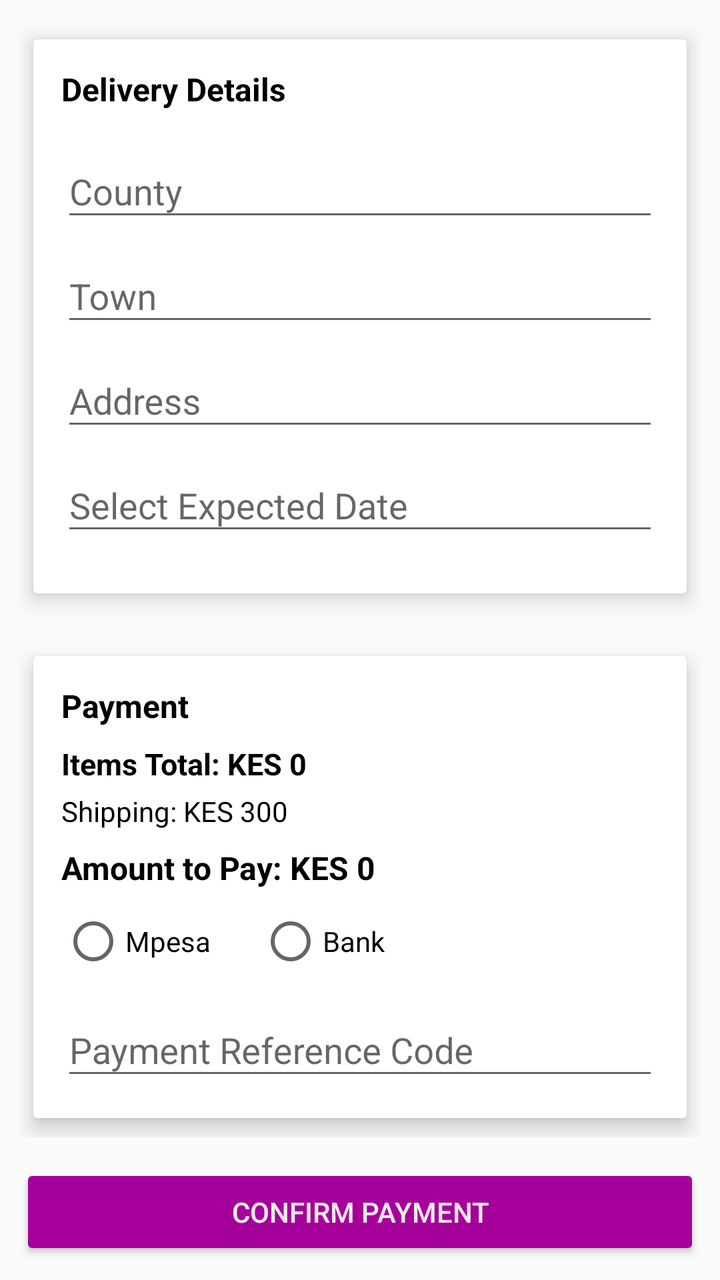
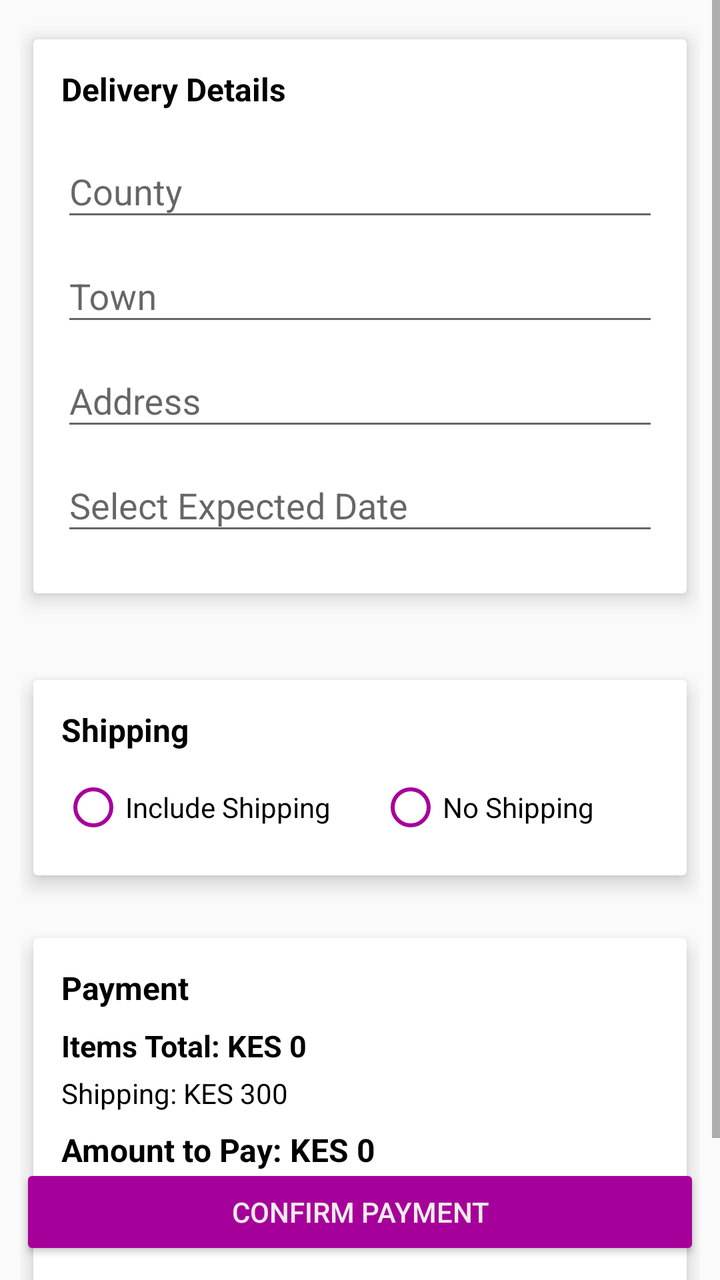

Compare the two renders of this Android layout. The source of the first and the diff that turns it into the second are given below.
<!-- AndroidManifest.xml: application theme AppTheme -->
<!-- res/layout/activity_make_payment.xml -->
<?xml version="1.0" encoding="utf-8"?>
<androidx.constraintlayout.widget.ConstraintLayout xmlns:android="http://schemas.android.com/apk/res/android"
    xmlns:app="http://schemas.android.com/apk/res-auto"
    android:layout_width="match_parent"
    android:layout_height="match_parent">

    <RelativeLayout
        android:id="@+id/layout_card"
        android:layout_width="match_parent"
        android:layout_height="match_parent">

        <ProgressBar
            android:id="@+id/progressCheckout"
            android:layout_width="match_parent"
            android:layout_height="wrap_content"
            android:visibility="gone" />

        <ScrollView
            android:layout_width="match_parent"
            android:layout_height="wrap_content">

            <LinearLayout
                android:id="@+id/layout_checkout"
                android:layout_width="match_parent"
                android:layout_height="wrap_content"
                android:orientation="vertical"
                android:padding="10dp"
                android:layout_marginBottom="84dp">

                
                <androidx.cardview.widget.CardView
                    android:layout_width="match_parent"
                    android:layout_height="wrap_content"
                    android:layout_marginBottom="12dp"
                    app:cardElevation="6dp"
                    app:cardUseCompatPadding="true">

                    <LinearLayout
                        android:layout_width="match_parent"
                        android:layout_height="wrap_content"
                        android:orientation="vertical"
                        android:padding="14dp">

                        <TextView
                            android:layout_width="match_parent"
                            android:layout_height="wrap_content"
                            android:text="Delivery Details"
                            android:textStyle="bold"
                            android:textColor="@color/colorBlack"
                            android:textSize="16sp"
                            android:paddingBottom="8dp" />

                        <com.google.android.material.textfield.TextInputLayout
                            android:layout_width="match_parent"
                            android:layout_height="wrap_content"
                            android:hint="County">

                            <com.google.android.material.textfield.TextInputEditText
                                android:id="@+id/edt_county"
                                android:layout_width="match_parent"
                                android:layout_height="wrap_content"
                                android:focusable="false"
                                android:clickable="true" />
                        </com.google.android.material.textfield.TextInputLayout>

                        <com.google.android.material.textfield.TextInputLayout
                            android:layout_width="match_parent"
                            android:layout_height="wrap_content"
                            android:hint="Town">

                            <com.google.android.material.textfield.TextInputEditText
                                android:id="@+id/edt_town"
                                android:layout_width="match_parent"
                                android:layout_height="wrap_content"
                                android:focusable="false"
                                android:clickable="true" />

                            <ProgressBar
                                android:id="@+id/progressBarTown"
                                android:layout_width="match_parent"
                                android:layout_height="wrap_content"
                                android:visibility="gone" />
                        </com.google.android.material.textfield.TextInputLayout>

                        <com.google.android.material.textfield.TextInputLayout
                            android:layout_width="match_parent"
                            android:layout_height="wrap_content"
                            android:hint="Address">

                            <com.google.android.material.textfield.TextInputEditText
                                android:id="@+id/edt_Address"
                                android:layout_width="match_parent"
                                android:layout_height="wrap_content" />
                        </com.google.android.material.textfield.TextInputLayout>

                        <com.google.android.material.textfield.TextInputLayout
                            android:layout_width="match_parent"
                            android:layout_height="wrap_content"
                            android:hint="Select Expected Date"
                            android:paddingBottom="10dp">

                            <com.google.android.material.textfield.TextInputEditText
                                android:id="@+id/edt_expected_date"
                                android:layout_width="match_parent"
                                android:layout_height="wrap_content"
                                android:inputType="text" />
                        </com.google.android.material.textfield.TextInputLayout>

                    </LinearLayout>
                </androidx.cardview.widget.CardView>

                
                <androidx.cardview.widget.CardView
                    android:layout_width="match_parent"
                    android:layout_height="wrap_content"
                    app:cardElevation="6dp"
                    app:cardUseCompatPadding="true">

                    <LinearLayout
                        android:layout_width="match_parent"
                        android:layout_height="wrap_content"
                        android:orientation="vertical"
                        android:padding="14dp">

                        <TextView
                            android:layout_width="match_parent"
                            android:layout_height="wrap_content"
                            android:text="Payment"
                            android:textStyle="bold"
                            android:textSize="16sp"
                            android:textColor="@color/colorBlack"
                            android:paddingBottom="8dp" />

                        
                        <TextView
                            android:id="@+id/txv_items_total"
                            android:layout_width="match_parent"
                            android:layout_height="wrap_content"
                            android:text="Items Total: KES 0"
                            android:textStyle="bold"
                            android:textColor="@color/colorBlack"
                            android:textSize="15sp"
                            android:paddingBottom="4dp" />

                        
                        <TextView
                            android:id="@+id/txv_shipping_fee"
                            android:layout_width="match_parent"
                            android:layout_height="wrap_content"
                            android:text="Shipping: KES 300"
                            android:textColor="@color/colorBlack"
                            android:textSize="14sp"
                            android:paddingBottom="8dp" />

                        
                        <TextView
                            android:id="@+id/txv_amount_to_pay"
                            android:layout_width="match_parent"
                            android:layout_height="wrap_content"
                            android:text="Amount to Pay: KES 0"
                            android:textStyle="bold"
                            android:textColor="@color/colorBlack"
                            android:textSize="16sp"
                            android:paddingBottom="6dp" />

                        <RadioGroup
                            android:id="@+id/pay_group"
                            android:layout_width="match_parent"
                            android:layout_height="wrap_content"
                            android:orientation="horizontal"
                            android:paddingTop="4dp"
                            android:paddingBottom="6dp">

                            <RadioButton
                                android:id="@+id/rb_mpesa"
                                android:layout_width="wrap_content"
                                android:layout_height="wrap_content"
                                android:text="Mpesa" />

                            <RadioButton
                                android:id="@+id/rb_bank"
                                android:layout_width="wrap_content"
                                android:layout_height="wrap_content"
                                android:text="Bank"
                                android:layout_marginStart="24dp" />
                        </RadioGroup>

                        <com.google.android.material.textfield.TextInputLayout
                            android:id="@+id/til_reference"
                            android:layout_width="match_parent"
                            android:layout_height="wrap_content"
                            android:hint="Payment Reference Code">

                            <com.google.android.material.textfield.TextInputEditText
                                android:id="@+id/edt_mpesaCode"
                                android:layout_width="match_parent"
                                android:layout_height="wrap_content" />
                        </com.google.android.material.textfield.TextInputLayout>

                    </LinearLayout>
                </androidx.cardview.widget.CardView>

            </LinearLayout>
        </ScrollView>

        
        <RelativeLayout
            android:id="@+id/layout_bottom"
            android:layout_width="match_parent"
            android:layout_height="wrap_content"
            android:layout_alignParentBottom="true"
            android:padding="10dp">

            <Button
                android:id="@+id/btn_order"
                android:layout_width="match_parent"
                android:layout_height="wrap_content"
                android:text="Confirm Payment"
                android:textColor="@color/colorWhite"
                android:backgroundTint="@color/purple" />

            <ProgressBar
                android:id="@+id/progressBar"
                android:layout_width="match_parent"
                android:layout_height="wrap_content"
                android:visibility="gone" />
        </RelativeLayout>

    </RelativeLayout>
</androidx.constraintlayout.widget.ConstraintLayout>
<!-- resources referenced by this layout -->
<resources>
  <color name="colorBlack">#000</color>
  <color name="colorWhite">#F4ECEC</color>
  <color name="purple">#A6009A</color>
  <style name="AppTheme" parent="Theme.AppCompat.Light.DarkActionBar">
          
          <item name="colorPrimary">@color/colorPrimary</item>
          <item name="colorPrimaryDark">@color/colorPrimaryDark</item>
          <item name="colorAccent">@color/colorAccent</item>
      </style>
  <color name="colorPrimary">#0092DF</color>
  <color name="colorPrimaryDark">#0092DF</color>
  <color name="colorAccent">#A6009A</color>
</resources>

<!-- the commit's change to res/layout/activity_make_payment.xml (unified diff, before → after) -->
@@ -113,6 +113,71 @@
                 <androidx.cardview.widget.CardView
                     android:layout_width="match_parent"
                     android:layout_height="wrap_content"
+                    android:layout_marginTop="12dp"
+                    android:layout_marginBottom="12dp"
+                    app:cardElevation="6dp"
+                    app:cardUseCompatPadding="true">
+
+                    <LinearLayout
+                        android:layout_width="match_parent"
+                        android:layout_height="wrap_content"
+                        android:orientation="vertical"
+                        android:padding="14dp">
+
+                        <TextView
+                            android:layout_width="match_parent"
+                            android:layout_height="wrap_content"
+                            android:text="Shipping"
+                            android:textStyle="bold"
+                            android:textSize="16sp"
+                            android:textColor="@color/colorBlack"
+                            android:paddingBottom="8dp" />
+
+                        <RadioGroup
+                            android:id="@+id/rg_shipping"
+                            android:layout_width="match_parent"
+                            android:layout_height="wrap_content"
+                            android:orientation="horizontal"
+                            android:paddingTop="4dp"
+                            android:paddingBottom="4dp">
+
+                            <RadioButton
+                                android:id="@+id/rb_shipping_yes"
+                                android:layout_width="wrap_content"
+                                android:layout_height="wrap_content"
+                                android:text="Include Shipping"
+                                android:textColor="@color/colorBlack"
+                                android:buttonTint="@color/purple" />
+
+                            <RadioButton
+                                android:id="@+id/rb_shipping_no"
+                                android:layout_width="wrap_content"
+                                android:layout_height="wrap_content"
+                                android:text="No Shipping"
+                                android:layout_marginStart="24dp"
+                                android:textColor="@color/colorBlack"
+                                android:buttonTint="@color/purple" />
+                        </RadioGroup>
+
+                        
+                        <TextView
+                            android:id="@+id/txv_shipping_option_fee"
+                            android:layout_width="match_parent"
+                            android:layout_height="wrap_content"
+                            android:text="Shipping Fee: KES 300"
+                            android:textSize="14sp"
+                            android:textColor="@color/colorBlack"
+                            android:paddingTop="4dp"
+                            android:visibility="gone" />
+
+                    </LinearLayout>
+                </androidx.cardview.widget.CardView>
+
+
+                
+                <androidx.cardview.widget.CardView
+                    android:layout_width="match_parent"
+                    android:layout_height="wrap_content"
                     app:cardElevation="6dp"
                     app:cardUseCompatPadding="true">
 
